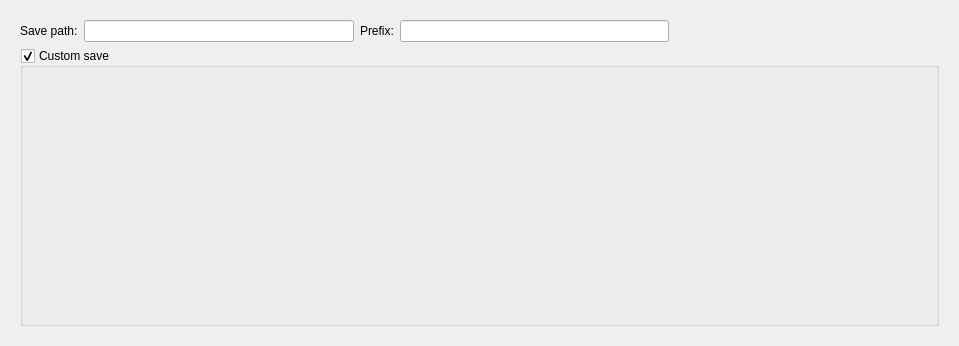
The window that MantidQt/CustomInterfaces/inc/MantidQtCustomInterfaces/Reflectometry/ReflSaveTabWidget.ui (mantidproject/mantid) describes before a commit, drawn with Qt 5.
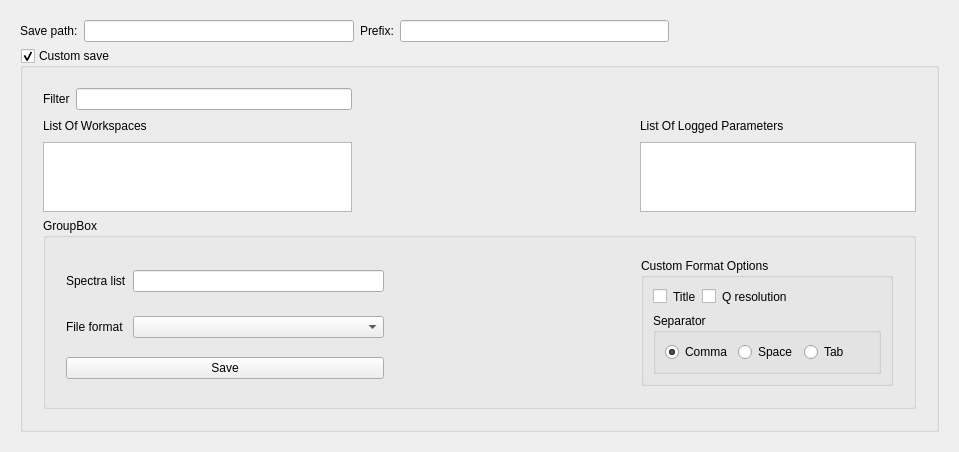
The same window after the commit.

Commit message: Re #17816 Added all widgets to interface

The edit to the form file:
```diff
--- a/MantidQt/CustomInterfaces/inc/MantidQtCustomInterfaces/Reflectometry/ReflSaveTabWidget.ui
+++ b/MantidQt/CustomInterfaces/inc/MantidQtCustomInterfaces/Reflectometry/ReflSaveTabWidget.ui
@@ -63,6 +63,244 @@
             <bool>true</bool>
           </property>
           <layout class="QGridLayout" name="customSaveLayout">
+            <property name="margin">
+              <number>20</number>
+            </property>
+            <item row ="0" column="0">
+            <widget class="QLabel" name="filterLabel">
+              <property name="text">
+                <string>Filter</string>
+              </property>
+            </widget>
+            </item>
+            <item row="0" column="1">
+              <widget class="QLineEdit" name="filterEdit"/>
+            </item>
+            <item row="0" column="2">
+              <spacer name="customSaveSpacer0">
+                <property name="orientation">
+                  <enum>Qt::Horizontal</enum>
+                </property>
+                <property name="sizeHint">
+                  <size>
+                    <width>20</width>
+                    <height>20</height>
+                  </size>
+                </property>
+              </spacer>
+            </item>
+            <item row ="1" column="0" colspan="2">
+              <widget class="QLabel" name="listOfWorkspacesLabel">
+                <property name="text">
+                  <string>List Of Workspaces</string>
+                </property>
+              </widget>
+            </item>
+            <item row="1" column="2">
+              <spacer name="customSaveSpacer1">
+                <property name="orientation">
+                  <enum>Qt::Horizontal</enum>
+                </property>
+                <property name="sizeHint">
+                  <size>
+                    <width>20</width>
+                    <height>20</height>
+                  </size>
+                </property>
+              </spacer>
+            </item>
+            <item row ="1" column="3">
+              <widget class="QLabel" name="listOfLoggedParametersLabel">
+                <property name="text">
+                  <string>List Of Logged Parameters</string>
+                </property>
+              </widget>
+            </item>
+            <item row ="2" column="0" colspan="2">
+              <widget class="QTextEdit" name="listOfWorkspacesEdit"/>
+            </item>
+            <item row="2" column="2">
+              <spacer name="customSaveSpacer3">
+                <property name="orientation">
+                  <enum>Qt::Horizontal</enum>
+                </property>
+                <property name="sizeHint">
+                  <size>
+                    <width>20</width>
+                    <height>20</height>
+                  </size>
+                </property>
+              </spacer>
+            </item>
+            <item row ="2" column="3">
+              <widget class="QTextEdit" name="listOfLoggedParametersEdit"/>
+            </item>
+            <item row="3" column="0" colspan="4">
+              <widget class="QGroupBox" name="groupBoxGroup">
+                <property name="title">
+                  <string>GroupBox</string>
+                </property>
+                <layout class="QGridLayout" name="groupBoxLayout">
+                  <property name="margin">
+                    <number>20</number>
+                  </property>
+                  <item row ="0" column="0">
+                    <widget class="QLabel" name="spectraListLabel">
+                      <property name="text">
+                        <string>Spectra list</string>
+                      </property>
+                    </widget>
+                  </item>
+                  <item row="0" column="1">
+                    <widget class="QLineEdit" name="spectraListEdit"/>
+                  </item>
+                  <item row="0" column="2">
+                    <spacer name="groupBoxSpacer0">
+                      <property name="orientation">
+                        <enum>Qt::Horizontal</enum>
+                      </property>
+                      <property name="sizeHint" stdset="0">
+                        <size>
+                          <width>20</width>
+                          <height>20</height>
+                        </size>
+                      </property>
+                    </spacer>
+                  </item>        
+                  <item row ="1" column="0">
+                    <widget class="QLabel" name="fileFormatLabel">
+                      <property name="text">
+                        <string>File format</string>
+                      </property>
+                    </widget>
+                  </item>
+                  <item row="1" column="1">
+                    <widget class="QComboBox" name="fileFormatComboBox"/>
+                  </item>
+                  <item row="1" column="2">
+                    <spacer name="groupBoxSpacer1">
+                      <property name="orientation">
+                        <enum>Qt::Horizontal</enum>
+                      </property>
+                      <property name="sizeHint" stdset="0">
+                        <size>
+                          <width>20</width>
+                          <height>20</height>
+                        </size>
+                      </property>
+                    </spacer>
+                  </item>  
+                  <item row="2" column="0" colspan="2">
+                    <widget class="QPushButton" name="saveButton">
+                      <property name="text">
+                        <string>Save</string>
+                      </property>
+                    </widget>
+                  </item>
+                  <item row="2" column="2">
+                    <spacer name="groupBoxSpacer2">
+                      <property name="orientation">
+                        <enum>Qt::Horizontal</enum>
+                      </property>
+                      <property name="sizeHint" stdset="0">
+                        <size>
+                          <width>20</width>
+                          <height>20</height>
+                        </size>
+                      </property>
+                    </spacer>
+                  </item>
+                  <item row="0" column="3" rowspan="3">
+                    <widget class="QGroupBox" name="customFormatOptionsGroup">
+                      <property name="title">
+                        <string>Custom Format Options</string>
+                      </property>
+                      <layout class="QGridLayout" name="customFormatOptionsLayout">
+                        <item row="0" column="0">
+                          <widget class="QCheckBox" name="titleCheckBox"/>
+                        </item>
+                        <item row="0" column="1">
+                          <widget class="QLabel" name="titleLabel">
+                            <property name="text">
+                              <string>Title</string>
+                            </property>
+                          </widget>
+                        </item>
+                        <item row="0" column="2">
+                          <widget class="QCheckBox" name="qResolutionCheckBox"/>
+                        </item>
+                        <item row="0" column="3">
+                          <widget class="QLabel" name="qResolutionLabel">
+                            <property name="text">
+                              <string>Q resolution</string>
+                            </property>
+                          </widget>
+                        </item>
+                        <item row="0" column="4">
+                          <spacer name="customFormatOptionsSpacer0">
+                            <property name="orientation">
+                              <enum>Qt::Horizontal</enum>
+                            </property>
+                            <property name="sizeHint" stdset="0">
+                              <size>
+                                <width>20</width>
+                                <height>20</height>
+                              </size>
+                            </property>
+                          </spacer>
+                        </item>
+                        <item row="1" column="0" colspan="5">
+                          <widget class="QGroupBox" name="separatorGroup">
+                            <property name="title">
+                              <string>Separator</string>
+                            </property>
+                            <layout class="QGridLayout" name="separatorLayout">
+                              <item row="0" column="0">
+                                <widget class="QRadioButton" name="commaRadioButton">
+                                  <property name="text">
+                                    <string>Comma</string>
+                                  </property>
+                                  <property name="checked">
+                                    <bool>true</bool>
+                                  </property>
+                                </widget>
+                              </item>
+                              <item row="0" column="1">
+                                <widget class="QRadioButton" name="spaceRadioButton">
+                                  <property name="text">
+                                    <string>Space</string>
+                                  </property>
+                                </widget>
+                              </item>
+                              <item row="0" column="2">
+                                <widget class="QRadioButton" name="tabRadioButton">
+                                  <property name="text">
+                                    <string>Tab</string>
+                                  </property>
+                                </widget>
+                              </item>
+                              <item row="0" column="3">
+                                <spacer name="separatorSpacer0">
+                                  <property name="orientation">
+                                    <enum>Qt::Horizontal</enum>
+                                  </property>
+                                  <property name="sizeHint" stdset="0">
+                                    <size>
+                                      <width>20</width>
+                                      <height>20</height>
+                                    </size>
+                                  </property>
+                                </spacer>
+                              </item>
+                            </layout>
+                          </widget>
+                        </item>
+                      </layout>
+                    </widget>
+                  </item>       
+                </layout>
+              </widget>
+            </item>
           </layout>
         </widget>
       </item>
```
